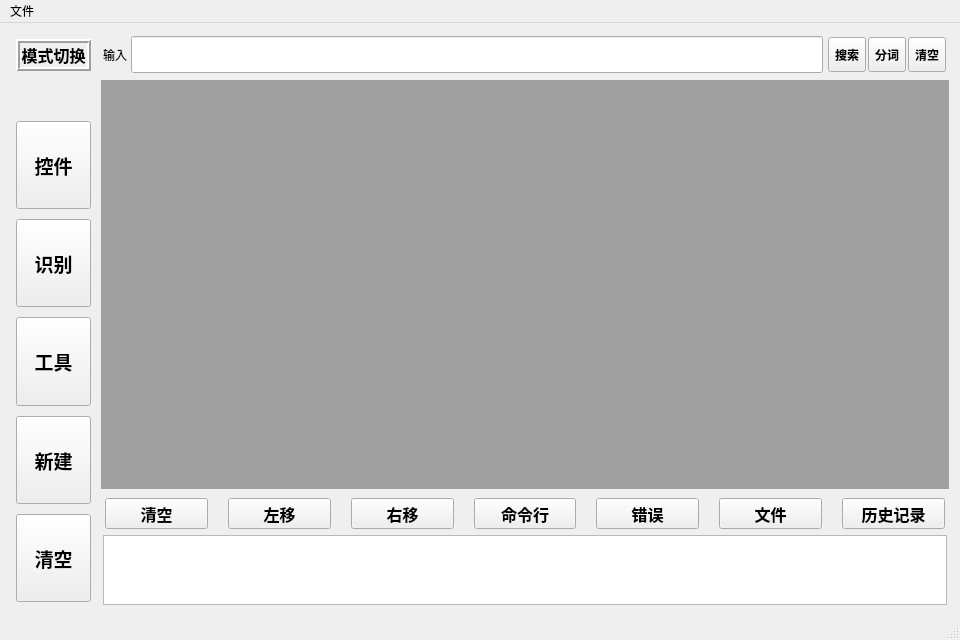
Before: the Qt Designer form src/mainwindow.ui in xuguodong1999/COCR, drawn with Qt 5.
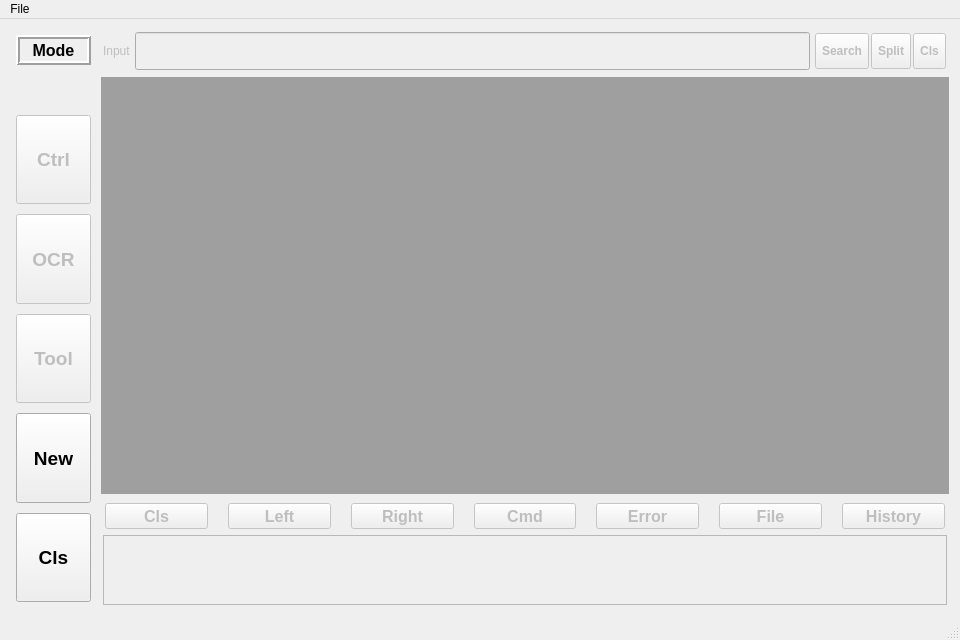
After: the same form once the commit is applied.

```diff
--- a/src/mainwindow.ui
+++ b/src/mainwindow.ui
@@ -84,6 +84,9 @@
                                         </property>
                                         <item>
                                             <widget class="QToolButton" name="emptyBrowserButton">
+            <property name="enabled">
+             <bool>false</bool>
+            </property>
                                                 <property name="sizePolicy">
                                                     <sizepolicy hsizetype="Preferred" vsizetype="Preferred">
                                                         <horstretch>0</horstretch>
@@ -100,12 +103,15 @@
                                                     </font>
                                                 </property>
                                                 <property name="text">
-                                                    <string>清空</string>
+             <string>Cls</string>
                                                 </property>
                                             </widget>
                                         </item>
                                         <item>
                                             <widget class="QToolButton" name="leftTextBrowserButton">
+            <property name="enabled">
+             <bool>false</bool>
+            </property>
                                                 <property name="sizePolicy">
                                                     <sizepolicy hsizetype="Preferred" vsizetype="Preferred">
                                                         <horstretch>0</horstretch>
@@ -122,12 +128,15 @@
                                                     </font>
                                                 </property>
                                                 <property name="text">
-                                                    <string>左移</string>
+             <string>Left</string>
                                                 </property>
                                             </widget>
                                         </item>
                                         <item>
                                             <widget class="QToolButton" name="rightTextBrowserButton">
+            <property name="enabled">
+             <bool>false</bool>
+            </property>
                                                 <property name="sizePolicy">
                                                     <sizepolicy hsizetype="Preferred" vsizetype="Preferred">
                                                         <horstretch>0</horstretch>
@@ -144,12 +153,15 @@
                                                     </font>
                                                 </property>
                                                 <property name="text">
-                                                    <string>右移</string>
+             <string>Right</string>
                                                 </property>
                                             </widget>
                                         </item>
                                         <item>
                                             <widget class="QToolButton" name="commandLineButton">
+            <property name="enabled">
+             <bool>false</bool>
+            </property>
                                                 <property name="sizePolicy">
                                                     <sizepolicy hsizetype="Preferred" vsizetype="Preferred">
                                                         <horstretch>0</horstretch>
@@ -166,12 +178,15 @@
                                                     </font>
                                                 </property>
                                                 <property name="text">
-                                                    <string>命令行</string>
+             <string>Cmd</string>
                                                 </property>
                                             </widget>
                                         </item>
                                         <item>
                                             <widget class="QToolButton" name="showErrorBrowserButton">
+            <property name="enabled">
+             <bool>false</bool>
+            </property>
                                                 <property name="sizePolicy">
                                                     <sizepolicy hsizetype="Preferred" vsizetype="Preferred">
                                                         <horstretch>0</horstretch>
@@ -188,12 +203,15 @@
                                                     </font>
                                                 </property>
                                                 <property name="text">
-                                                    <string>错误</string>
+             <string>Error</string>
                                                 </property>
                                             </widget>
                                         </item>
                                         <item>
                                             <widget class="QToolButton" name="fileBrowserButton">
+            <property name="enabled">
+             <bool>false</bool>
+            </property>
                                                 <property name="sizePolicy">
                                                     <sizepolicy hsizetype="Preferred" vsizetype="Preferred">
                                                         <horstretch>0</horstretch>
@@ -210,12 +228,15 @@
                                                     </font>
                                                 </property>
                                                 <property name="text">
-                                                    <string>文件</string>
+             <string>File</string>
                                                 </property>
                                             </widget>
                                         </item>
                                         <item>
                                             <widget class="QToolButton" name="historyBrowserButton">
+            <property name="enabled">
+             <bool>false</bool>
+            </property>
                                                 <property name="sizePolicy">
                                                     <sizepolicy hsizetype="Preferred" vsizetype="Preferred">
                                                         <horstretch>0</horstretch>
@@ -232,14 +253,18 @@
                                                     </font>
                                                 </property>
                                                 <property name="text">
-                                                    <string>历史记录</string>
+             <string>History</string>
                                                 </property>
                                             </widget>
                                         </item>
                                     </layout>
                                 </item>
                                 <item>
-                                    <widget class="QTextBrowser" name="textBrowser"/>
+         <widget class="QTextBrowser" name="textBrowser">
+          <property name="enabled">
+           <bool>false</bool>
+          </property>
+         </widget>
                                 </item>
                             </layout>
                         </item>
@@ -280,7 +305,7 @@
                                             <number>2</number>
                                         </property>
                                         <property name="text">
-                                            <string>模式切换</string>
+           <string>Mode</string>
                                         </property>
                                         <property name="alignment">
                                             <set>Qt::AlignCenter</set>
@@ -311,6 +336,9 @@
                                 </item>
                                 <item>
                                     <widget class="QToolButton" name="itemButton">
+          <property name="enabled">
+           <bool>false</bool>
+          </property>
                                         <property name="sizePolicy">
                                             <sizepolicy hsizetype="Preferred" vsizetype="Preferred">
                                                 <horstretch>0</horstretch>
@@ -325,12 +353,15 @@
                                             </font>
                                         </property>
                                         <property name="text">
-                                            <string>控件</string>
+           <string>Ctrl</string>
                                         </property>
                                     </widget>
                                 </item>
                                 <item>
                                     <widget class="QToolButton" name="ocrButton">
+          <property name="enabled">
+           <bool>false</bool>
+          </property>
                                         <property name="sizePolicy">
                                             <sizepolicy hsizetype="Preferred" vsizetype="Preferred">
                                                 <horstretch>0</horstretch>
@@ -345,12 +376,15 @@
                                             </font>
                                         </property>
                                         <property name="text">
-                                            <string>识别</string>
+           <string>OCR</string>
                                         </property>
                                     </widget>
                                 </item>
                                 <item>
                                     <widget class="QToolButton" name="toolButton">
+          <property name="enabled">
+           <bool>false</bool>
+          </property>
                                         <property name="sizePolicy">
                                             <sizepolicy hsizetype="Preferred" vsizetype="Preferred">
                                                 <horstretch>0</horstretch>
@@ -365,7 +399,7 @@
                                             </font>
                                         </property>
                                         <property name="text">
-                                            <string>工具</string>
+           <string>Tool</string>
                                         </property>
                                     </widget>
                                 </item>
@@ -385,7 +419,7 @@
                                             </font>
                                         </property>
                                         <property name="text">
-                                            <string>新建</string>
+           <string>New</string>
                                         </property>
                                     </widget>
                                 </item>
@@ -405,7 +439,7 @@
                                             </font>
                                         </property>
                                         <property name="text">
-                                            <string>清空</string>
+           <string>Cls</string>
                                         </property>
                                     </widget>
                                 </item>
@@ -430,13 +464,19 @@
                                 </property>
                                 <item>
                                     <widget class="QLabel" name="topHintLabel">
+          <property name="enabled">
+           <bool>false</bool>
+          </property>
                                         <property name="text">
-                                            <string>输入</string>
+           <string>Input</string>
                                         </property>
                                     </widget>
                                 </item>
                                 <item>
                                     <widget class="QLineEdit" name="inputLineEdit">
+          <property name="enabled">
+           <bool>false</bool>
+          </property>
                                         <property name="sizePolicy">
                                             <sizepolicy hsizetype="Expanding" vsizetype="Preferred">
                                                 <horstretch>0</horstretch>
@@ -464,6 +504,9 @@
                                         </property>
                                         <item>
                                             <widget class="QToolButton" name="searchButton">
+            <property name="enabled">
+             <bool>false</bool>
+            </property>
                                                 <property name="sizePolicy">
                                                     <sizepolicy hsizetype="Preferred" vsizetype="Preferred">
                                                         <horstretch>0</horstretch>
@@ -478,12 +521,15 @@
                                                     </font>
                                                 </property>
                                                 <property name="text">
-                                                    <string>搜索</string>
+             <string>Search</string>
                                                 </property>
                                             </widget>
                                         </item>
                                         <item>
                                             <widget class="QToolButton" name="analysisButton">
+            <property name="enabled">
+             <bool>false</bool>
+            </property>
                                                 <property name="sizePolicy">
                                                     <sizepolicy hsizetype="Preferred" vsizetype="Preferred">
                                                         <horstretch>0</horstretch>
@@ -498,12 +544,15 @@
                                                     </font>
                                                 </property>
                                                 <property name="text">
-                                                    <string>分词</string>
+             <string>Split</string>
                                                 </property>
                                             </widget>
                                         </item>
                                         <item>
                                             <widget class="QToolButton" name="clearInputButton">
+            <property name="enabled">
+             <bool>false</bool>
+            </property>
                                                 <property name="sizePolicy">
                                                     <sizepolicy hsizetype="Preferred" vsizetype="Preferred">
                                                         <horstretch>0</horstretch>
@@ -518,7 +567,7 @@
                                                     </font>
                                                 </property>
                                                 <property name="text">
-                                                    <string>清空</string>
+             <string>Cls</string>
                                                 </property>
                                             </widget>
                                         </item>
@@ -536,12 +585,12 @@
                     <x>0</x>
                     <y>0</y>
                     <width>960</width>
-                    <height>21</height>
+     <height>36</height>
                 </rect>
             </property>
             <widget class="QMenu" name="fileMenu">
                 <property name="title">
-                    <string>文件</string>
+     <string>File</string>
                 </property>
                 <addaction name="newDocAction"/>
                 <addaction name="newProAction"/>
@@ -555,32 +604,32 @@
         <widget class="QStatusBar" name="statusbar"/>
         <action name="newDocAction">
             <property name="text">
-                <string>新建文档</string>
+    <string>New Document</string>
             </property>
         </action>
         <action name="newProAction">
             <property name="text">
-                <string>新建工程</string>
+    <string>New Project</string>
             </property>
         </action>
         <action name="openProAction">
             <property name="text">
-                <string>打开项目</string>
+    <string>Open Project</string>
             </property>
         </action>
         <action name="recentAction">
             <property name="text">
-                <string>最近访问</string>
+    <string>Recent</string>
             </property>
         </action>
         <action name="saveAllAction">
             <property name="text">
-                <string>保存所有</string>
+    <string>Save All</string>
             </property>
         </action>
         <action name="closeAllAction">
             <property name="text">
-                <string>关闭所有</string>
+    <string>Close All</string>
             </property>
         </action>
     </widget>
```
Lines whose indentation alone changed are shown as unchanged.
